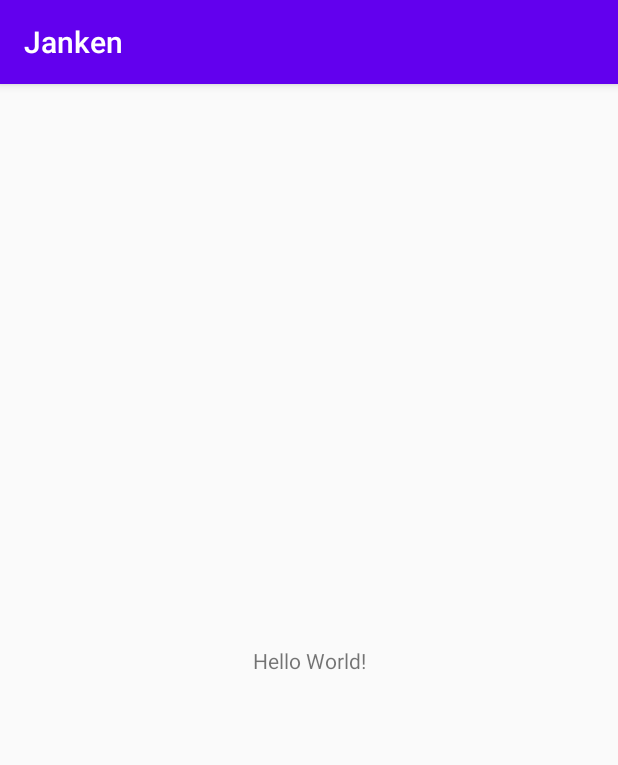
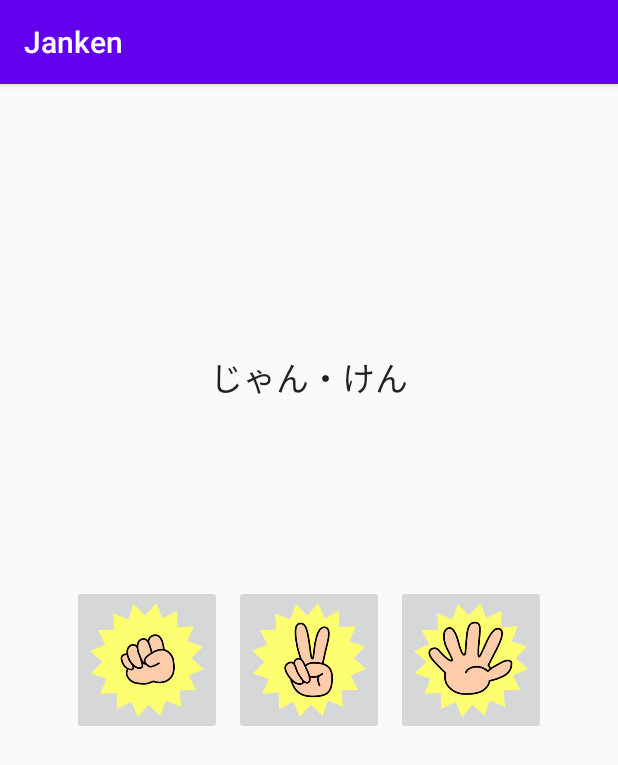
Before and after one commit to kotar0bot/Janken, an Android app: the screen it shows after launch (MainActivity), on a phone screen of 412 x 824 dp. Shown: the top 765 px of the screen. Run offline under Robolectric (Android 15) with nearby library versions, the phone set to English and light mode, and no system bars.

Commit message:
じゃんけん機能の実装

```diff
--- a/app/src/main/AndroidManifest.xml
+++ b/app/src/main/AndroidManifest.xml
@@ -9,6 +9,7 @@
         android:roundIcon="@mipmap/ic_launcher_round"
         android:supportsRtl="true"
         android:theme="@style/AppTheme">
+        <activity android:name=".ResultActivity"></activity>
         <activity android:name=".MainActivity">
             <intent-filter>
                 <action android:name="android.intent.action.MAIN" />
--- a/app/src/main/java/myapplication/example/com/janken/MainActivity.kt
+++ b/app/src/main/java/myapplication/example/com/janken/MainActivity.kt
@@ -1,12 +1,25 @@
 package myapplication.example.com.janken
 
+import android.content.Intent
 import androidx.appcompat.app.AppCompatActivity
 import android.os.Bundle
+import android.view.View
+import kotlinx.android.synthetic.main.activity_main.*
 
 class MainActivity : AppCompatActivity() {
 
     override fun onCreate(savedInstanceState: Bundle?) {
         super.onCreate(savedInstanceState)
         setContentView(R.layout.activity_main)
+
+        gu.setOnClickListener{ onJankenButtonTapped(it) }
+        choki.setOnClickListener{ onJankenButtonTapped(it) }
+        pa.setOnClickListener{ onJankenButtonTapped(it) }
+    }
+
+    fun onJankenButtonTapped(view: View?){
+        val intent = Intent(this, ResultActivity::class.java)
+        intent.putExtra("MY_HAND", view?.id)
+        startActivity(intent)
     }
 }
--- a/app/src/main/res/layout/activity_main.xml
+++ b/app/src/main/res/layout/activity_main.xml
@@ -6,13 +6,54 @@
     android:layout_height="match_parent"
     tools:context=".MainActivity">
 
+    <ImageButton
+        android:id="@+id/choki"
+        android:layout_width="100dp"
+        android:layout_height="100dp"
+        android:layout_marginStart="8dp"
+        android:layout_marginTop="8dp"
+        android:layout_marginEnd="8dp"
+        android:layout_marginBottom="8dp"
+        android:scaleType="fitCenter"
+        app:layout_constraintBottom_toBottomOf="parent"
+        app:layout_constraintEnd_toEndOf="parent"
+        app:layout_constraintStart_toStartOf="parent"
+        app:layout_constraintTop_toTopOf="parent"
+        app:srcCompat="@drawable/choki" />
+
+    <ImageButton
+        android:id="@+id/gu"
+        android:layout_width="100dp"
+        android:layout_height="100dp"
+        android:layout_marginEnd="8dp"
+        android:scaleType="fitCenter"
+        app:layout_constraintEnd_toStartOf="@+id/choki"
+        app:layout_constraintTop_toTopOf="@+id/choki"
+        app:srcCompat="@drawable/gu" />
+
+    <ImageButton
+        android:id="@+id/pa"
+        android:layout_width="100dp"
+        android:layout_height="100dp"
+        android:layout_marginStart="8dp"
+        android:scaleType="fitCenter"
+        app:layout_constraintStart_toEndOf="@+id/choki"
+        app:layout_constraintTop_toTopOf="@+id/choki"
+        app:srcCompat="@drawable/pa" />
+
     <TextView
+        android:id="@+id/textView"
         android:layout_width="wrap_content"
         android:layout_height="wrap_content"
-        android:text="Hello World!"
-        app:layout_constraintBottom_toBottomOf="parent"
-        app:layout_constraintLeft_toLeftOf="parent"
-        app:layout_constraintRight_toRightOf="parent"
-        app:layout_constraintTop_toTopOf="parent" />
-
+        android:layout_marginStart="8dp"
+        android:layout_marginTop="8dp"
+        android:layout_marginEnd="8dp"
+        android:layout_marginBottom="8dp"
+        android:text="@string/janken_text"
+        android:textAppearance="@style/TextAppearance.AppCompat.Large"
+        app:layout_constraintBottom_toTopOf="@+id/choki"
+        app:layout_constraintEnd_toEndOf="parent"
+        app:layout_constraintStart_toStartOf="parent"
+        app:layout_constraintTop_toTopOf="parent"
+        app:layout_constraintVertical_bias="0.6" />
 </androidx.constraintlayout.widget.ConstraintLayout>
--- a/app/src/main/res/values/strings.xml
+++ b/app/src/main/res/values/strings.xml
@@ -1,3 +1,8 @@
 <resources>
     <string name="app_name">Janken</string>
+    <string name="janken_text">じゃん・けん</string>
+    <string name="back_text">戻る</string>
+    <string name="result_win">あなたの勝ちです</string>
+    <string name="result_lose">コンピュータの勝ちです</string>
+    <string name="result_draw">あいこです</string>
 </resources>
```
Also changed, not shown: app/src/main/java/myapplication/example/com/janken/ResultActivity.kt (added, +53 -0 lines), app/src/main/res/layout/activity_result.xml (added, +59 -0 lines), app/src/main/res/drawable/choki.png (added), app/src/main/res/drawable/com_choki.png (added), app/src/main/res/drawable/com_gu.png (added), app/src/main/res/drawable/com_pa.png (added), app/src/main/res/drawable/gu.png (added), app/src/main/res/drawable/pa.png (added).
